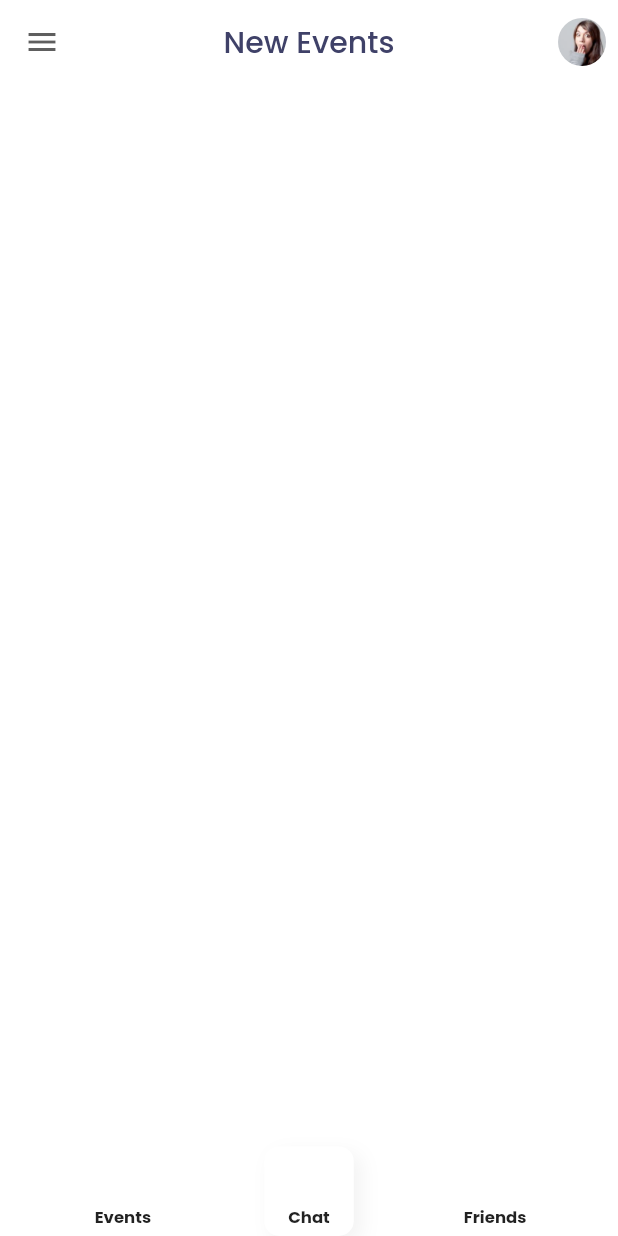
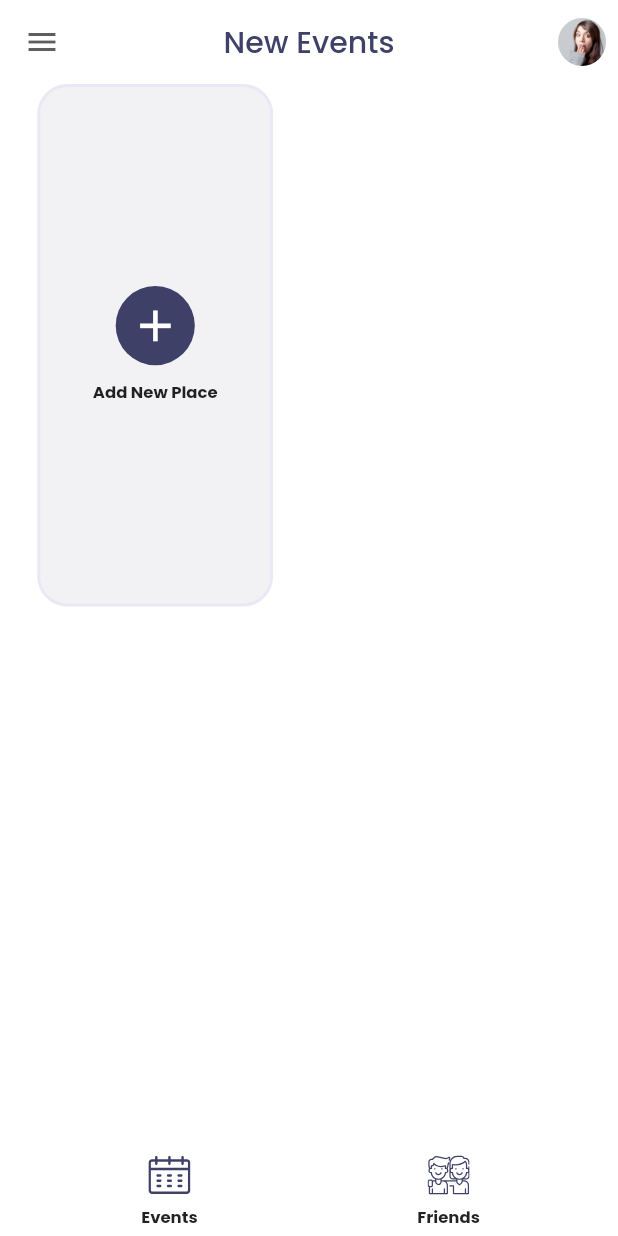
Before and after one commit to therealansh/when2headout, a Flutter app: the EventsScreen screen opened directly, after a tap on "Events", on a phone screen of 412 x 824 dp. Run offline on Flutter 3.47's test engine with Material 2 defaults, Android fonts, the phone set to English and light mode, and no system bars; our stand-ins replace cached_network_image, cloud_firestore, firebase_core, flutter_svg, google_fonts, table_calendar; accounts and stored records are empty; network calls fail.

Commit message:
read group from firebase

```diff
--- a/lib/components/custombottomnav.dart
+++ b/lib/components/custombottomnav.dart
@@ -1,4 +1,5 @@
 import 'package:flutter/material.dart';
+import 'package:flutter_svg/flutter_svg.dart';
 import 'package:travel/screens/events/events_screen.dart';
 
 
@@ -32,12 +33,6 @@ class CustomBottonNavBar extends StatelessWidget {
                         builder: (context) => EventsScreen(),
                       ));
                 },
-              ),
-              NavItem(
-                icon: "assets/icons/chat.svg",
-                title: "Chat",
-                isActive: true,
-                press: () {},
               ),
               NavItem(
                 icon: "assets/icons/friendship.svg",
@@ -79,11 +74,11 @@ class NavItem extends StatelessWidget {
         ),
         child: Column(
           children: [
-            // SvgPicture.asset(
-            //   icon,
-            //   color: kTextColor,
-            //   height: 28,
-            // ),
+            SvgPicture.asset(
+              icon!,
+              color: kTextColor,
+              height: 28,
+            ),
             Spacer(),
             Text(
               title!,
--- /dev/null
+++ b/lib/models/groups.dart
@@ -0,0 +1,19 @@
+import 'package:flutter/material.dart';
+
+class Group {
+  final String? name;
+  final List<dynamic>? members;
+  final List<dynamic>? days;
+  final List<dynamic>? available;
+
+  Group({required this.name, required this.members, required this.days, required this.available});
+
+  static Group fromMap(Map<String, dynamic> data) {
+    return Group(
+      name: data['name'] as String,
+      members: (data['members']),
+      days: (data['days'] ),
+      available: (data['available']),
+    );
+  }
+}
--- a/lib/screens/events/components/body.dart
+++ b/lib/screens/events/components/body.dart
@@ -1,11 +1,106 @@
+import 'package:cached_network_image/cached_network_image.dart';
 import 'package:flutter/material.dart';
 import 'package:travel/components/place_card.dart';
 import 'package:travel/constants.dart';
 import 'package:travel/models/TravelSpot.dart';
 import 'package:travel/models/TravelSpot.dart';
+import 'package:travel/models/groups.dart';
+import 'package:travel/screens/home/components/top_travelers.dart';
 import 'package:travel/size_config.dart';
 
-class Body extends StatelessWidget {
+class Body extends StatefulWidget {
+  @override
+  State<Body> createState() => _BodyState();
+}
+
+class _BodyState extends State<Body> {
+  List<Group> groups = [];
+
+  Future<List<Group>> getGroups() async {
+    var value = await firestore.collection("groups").get();
+    List<Group> groups = [];
+      for (int i = 0; i < value.docs.length; i++) {
+        groups.add(Group.fromMap(value.docs[i].data()));
+      }
+      return groups;
+  }
+
+  SizedBox placeCard(String name){
+    return SizedBox(
+      width: getProportionateScreenWidth(158),
+      child: Column(
+        children: [
+          AspectRatio(
+            aspectRatio: 1.09 ,
+            child: Container(
+              decoration: BoxDecoration(
+                borderRadius: BorderRadius.circular(20),
+                image: DecorationImage(
+                  image: AssetImage("assets/images/Red_Mountains.png"),
+                  fit: BoxFit.cover,
+                ),
+              ),
+            ),
+          ),
+          Container(
+            width: getProportionateScreenWidth(158),
+            padding: EdgeInsets.all(
+              getProportionateScreenWidth(kDefaultPadding),
+            ),
+            decoration: BoxDecoration(
+              color: Colors.white,
+              boxShadow: [kDefualtShadow],
+              borderRadius: BorderRadius.only(
+                bottomLeft: Radius.circular(20),
+                bottomRight: Radius.circular(20),
+              ),
+            ),
+            child: Column(
+              children: [
+                Text(
+                  name,
+                  textAlign: TextAlign.center,
+                  style: TextStyle(
+                    fontWeight: FontWeight.w600,
+                    fontSize:  17,
+                  ),
+                ),
+
+                  // Text(
+                  //   available.day.toString(),
+                  //   style: Theme.of(context)
+                  //       .textTheme
+                  //       .headline4!
+                  //       .copyWith(fontWeight: FontWeight.bold),
+                  // ),
+                  // Text(
+                  //   DateFormat.MMMM().format(travelSport.date) +
+                  //       " " +
+                  //       travelSport.date!.year.toString(),
+                  // ),
+                VerticalSpacing(of: 10),
+                // Travelers(
+                //   users: travelSport.,
+                // ),
+              ],
+            ),
+          )
+        ],
+      ),
+    );
+  }
+
+  @override
+  initState(){
+    getGroups().then((value) {
+      setState(() {
+        groups = value;
+      });
+    });
+    super.initState();
+  }
+
+
   @override
   Widget build(BuildContext context) {
     return SizedBox(
@@ -16,21 +111,17 @@ class Body extends StatelessWidget {
         child: SingleChildScrollView(
           child: Padding(
             padding: EdgeInsets.only(bottom: 25),
-            // child: Wrap(
-            //   alignment: WrapAlignment.spaceBetween,
-            //   runSpacing: 25,
-            //   children: [
-            //     ...List.generate(
-            //       travelSpots.length,
-            //       (index) => PlaceCard(
-            //         travelSport: travelSpots[index],
-            //         isFullCard: true,
-            //         press: () {},
-            //       ),
-            //     ),
-            //     AddNewPlaceCard(),
-            //   ],
-            // ),
+            child: Wrap(
+              alignment: WrapAlignment.spaceBetween,
+              runSpacing: 25,
+              children: [
+                ...List.generate(
+                  groups.length,
+                  (index) => placeCard(groups[index].name!),
+                ),
+                AddNewPlaceCard(),
+              ],
+            ),
           ),
         ),
       ),
--- a/pubspec.yaml
+++ b/pubspec.yaml
@@ -35,12 +35,12 @@ dependencies:
   # Use with the CupertinoIcons class for iOS style icons.
   cupertino_icons: ^1.0.2
   google_fonts:
-  flutter_svg:
   table_calendar: ^3.0.3
   firebase_core: "^1.7.0"
   cloud_firestore: "^2.5.3"
   http: ^0.13.4
   cached_network_image: ^3.1.0
+  flutter_svg: ^0.23.0+1
   overlapping_time: ^0.1.0
 
 dev_dependencies:
```
Also changed, not shown: lib/components/place_card.dart (+20 -12 lines), lib/screens/home/components/popular_places.dart (+7 -4 lines).
